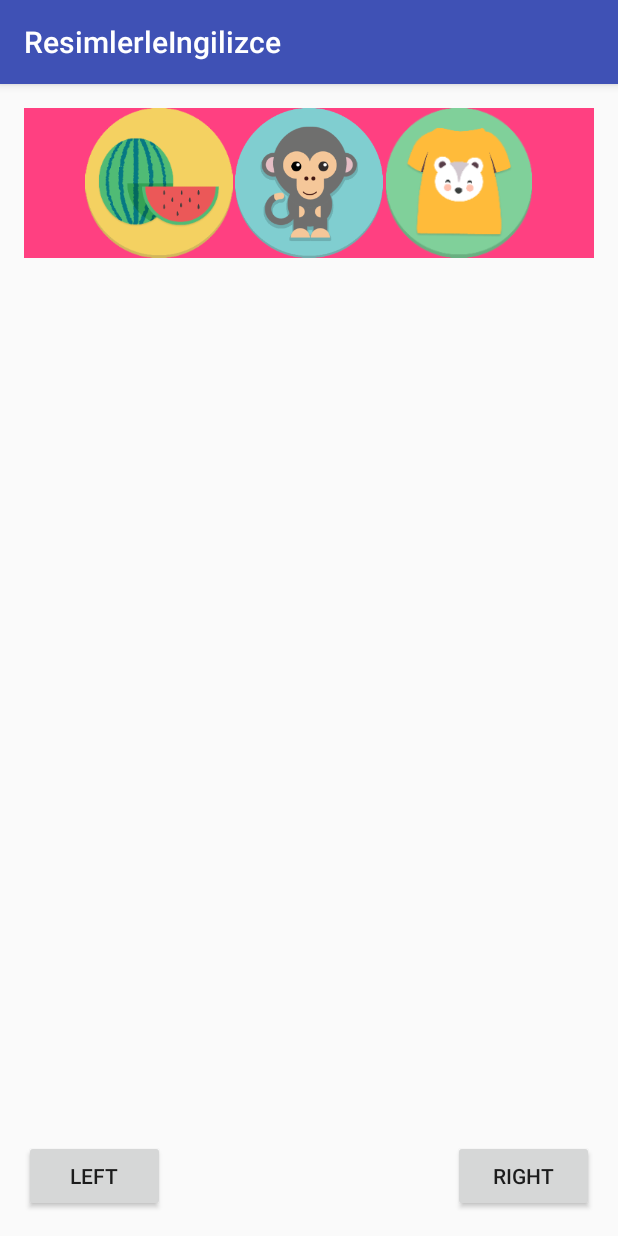
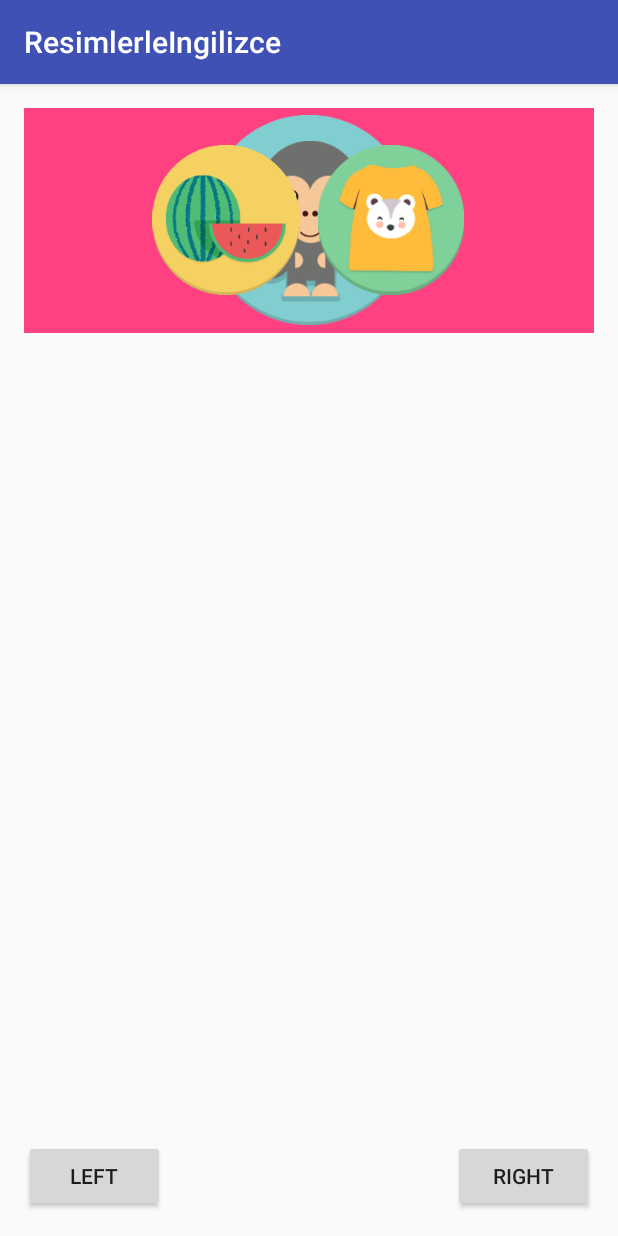
Before and after one commit to metes/Android-Slider, an Android app: the screen it shows after launch (MainActivity), after a tap on "RIGHT", on a phone screen of 412 x 824 dp. Run offline under Robolectric (Android 15) with nearby library versions, the phone set to English and light mode, and no system bars.

Commit message:
Slider parametreleri ve XML üzerinde değişiklikler yapıldı.

```diff
--- a/app/src/main/java/com/resimlerleingilizce/ui/MainActivity.java
+++ b/app/src/main/java/com/resimlerleingilizce/ui/MainActivity.java
@@ -59,6 +59,7 @@ public class MainActivity extends AppCompatActivity implements View.OnClickListe
 
     @Override
     public void onClick(View v) {
+        // 2'ler center'ın üzerinde, 1'ler altında kalıyor
         mImgLeft2.setAlpha(1f);
         mImgRight1.setAlpha(1f);
         if (v.getId() == R.id.buttonRight)
--- a/app/src/main/java/com/resimlerleingilizce/utils/AnimateUtils.java
+++ b/app/src/main/java/com/resimlerleingilizce/utils/AnimateUtils.java
@@ -16,9 +16,13 @@ import com.resimlerleingilizce.ui.MainActivity.*;
  */
 public class AnimateUtils {
     private final static int ANIMATION_DURATION = 1000;
-    public static float ANIMATION_TRANSLATE_X_POSITION_CENTER = 500f;
-    public static float ANIMATION_TRANSLATE_X_POSITION_SIDE = 495f;
-    public final static float ANIMATION_SCALE_SIZE_MULTIPLER =  1.80f;
+//    public static float ANIMATION_TRANSLATE_X_POSITION_CENTER = 500f;
+//    public static float ANIMATION_TRANSLATE_X_POSITION_SIDE = 495f;
+//    public final static float ANIMATION_SCALE_SIZE_MULTIPLER =  1.80f;
+
+    private final static float ANIMATION_TRANSLATE_X_POSITION_SIDE = 80.0f;
+    private final static float ANIMATION_TRANSLATE_X_POSITION_CENTER = 80.0f;
+    private final static float ANIMATION_SCALE_SIZE_MULTIPLER =  1.4f;
 
     public static AnimationSet setAnimation(final View view, AnimationTypes animeType) {
         view.requestLayout();
@@ -70,7 +74,7 @@ public class AnimateUtils {
             case LEFT_TO_CENTER:
                 Logy.l("setAnimation LEFT_TO_CENTER");
                 // Scale
-                scaleAnimation =  new ScaleAnimation(1f, 0.92f * ANIMATION_SCALE_SIZE_MULTIPLER, 1f, 0.92f * ANIMATION_SCALE_SIZE_MULTIPLER, Animation.RELATIVE_TO_SELF, 0.5f, Animation.RELATIVE_TO_SELF, 0.5f);
+                scaleAnimation =  new ScaleAnimation(1f, 1f * ANIMATION_SCALE_SIZE_MULTIPLER, 1f, 1f * ANIMATION_SCALE_SIZE_MULTIPLER, Animation.RELATIVE_TO_SELF, 0.5f, Animation.RELATIVE_TO_SELF, 0.5f);
                 scaleAnimation.setDuration(ANIMATION_DURATION);     // translateAnimation duration in milliseconds
                 scaleAnimation.setFillAfter(true);    // If fillAfter is true, the transformation that this translateAnimation performed will persist when it is finished.
                 // Translate
@@ -91,7 +95,8 @@ public class AnimateUtils {
             case RIGHT_TO_CENTER:
                 Logy.l("setAnimation RIGHT_TO_CENTER");
                 // Scale
-                scaleAnimation =  new ScaleAnimation(1f, 0.92f * ANIMATION_SCALE_SIZE_MULTIPLER, 1f, 0.92f * ANIMATION_SCALE_SIZE_MULTIPLER, Animation.RELATIVE_TO_SELF, 0.5f, Animation.RELATIVE_TO_SELF, 0.5f);
+                scaleAnimation =  new ScaleAnimation(1f, 1f * ANIMATION_SCALE_SIZE_MULTIPLER, 1f, 1f * ANIMATION_SCALE_SIZE_MULTIPLER, Animation.RELATIVE_TO_SELF, 0.5f, Animation.RELATIVE_TO_SELF, 0.5f);
+                //scaleAnimation =  new ScaleAnimation(1f, 0.92f * ANIMATION_SCALE_SIZE_MULTIPLER, 1f, 0.92f * ANIMATION_SCALE_SIZE_MULTIPLER, Animation.RELATIVE_TO_SELF, 0.5f, Animation.RELATIVE_TO_SELF, 0.5f);
                 scaleAnimation.setDuration(ANIMATION_DURATION);     // translateAnimation duration in milliseconds
                 scaleAnimation.setFillAfter(true);    // If fillAfter is true, the transformation that this translateAnimation performed will persist when it is finished.
                 // Translate
--- a/app/src/main/res/layout/activity_main.xml
+++ b/app/src/main/res/layout/activity_main.xml
@@ -14,19 +14,29 @@
         android:layout_height="wrap_content"
         android:background="@color/colorAccent">
 
+
         <ImageView
             android:id="@+id/imageViewRight1"
             android:layout_width="100dp"
             android:layout_height="100dp"
             android:layout_centerVertical="true"
-            android:layout_toEndOf="@+id/imageViewCenter"
-            android:layout_toRightOf="@+id/imageViewCenter"
-            android:src="@drawable/avatar" />
+            android:layout_toEndOf="@+id/frameLayoutCenterVertical"
+            android:src="@drawable/avatar"
+            android:layout_toRightOf="@+id/frameLayoutCenterVertical" />
+
+        <ImageView
+            android:id="@+id/imageViewLeft1"
+            android:layout_width="100dp"
+            android:layout_height="100dp"
+            android:layout_centerVertical="true"
+            android:src="@drawable/avatar"
+            android:layout_alignRight="@+id/imageViewLeft2"
+            android:layout_alignEnd="@+id/imageViewLeft2" />
 
         <ImageView
             android:id="@+id/imageViewCenter"
-            android:layout_width="100dp"
-            android:layout_height="100dp"
+            android:layout_width="140dp"
+            android:layout_height="140dp"
             android:layout_centerHorizontal="true"
             android:layout_centerVertical="true"
             android:src="@drawable/avatar" />
@@ -37,27 +47,28 @@
             android:layout_width="100dp"
             android:layout_height="100dp"
             android:layout_centerVertical="true"
-            android:layout_toEndOf="@+id/imageViewCenter"
-            android:layout_toRightOf="@+id/imageViewCenter"
-            android:src="@drawable/avatar" />
+            android:layout_toEndOf="@+id/frameLayoutCenterVertical"
+            android:src="@drawable/avatar"
+            android:layout_toRightOf="@+id/frameLayoutCenterVertical" />
 
-        <ImageView
-            android:id="@+id/imageViewLeft1"
-            android:layout_width="100dp"
-            android:layout_height="100dp"
-            android:layout_centerVertical="true"
-            android:layout_toLeftOf="@+id/imageViewCenter"
-            android:layout_toStartOf="@+id/imageViewCenter"
-            android:src="@drawable/avatar" />
+
 
         <ImageView
             android:id="@+id/imageViewLeft2"
             android:layout_width="100dp"
             android:layout_height="100dp"
             android:layout_centerVertical="true"
-            android:layout_toLeftOf="@+id/imageViewCenter"
-            android:layout_toStartOf="@+id/imageViewCenter"
-            android:src="@drawable/avatar" />
+            android:layout_toStartOf="@+id/frameLayoutCenterVertical"
+            android:src="@drawable/avatar"
+            android:layout_toLeftOf="@+id/frameLayoutCenterVertical" />
+
+
+        <FrameLayout
+            android:id="@+id/frameLayoutCenterVertical"
+            android:layout_width="10dp"
+            android:layout_height="150dp"
+            android:layout_centerVertical="true"
+            android:layout_centerHorizontal="true"></FrameLayout>
     </RelativeLayout>
 
     <Button
@@ -78,4 +89,5 @@
         android:layout_alignParentLeft="true"
         android:layout_alignParentStart="true"
         android:text="Left" />
+
 </RelativeLayout>
```
